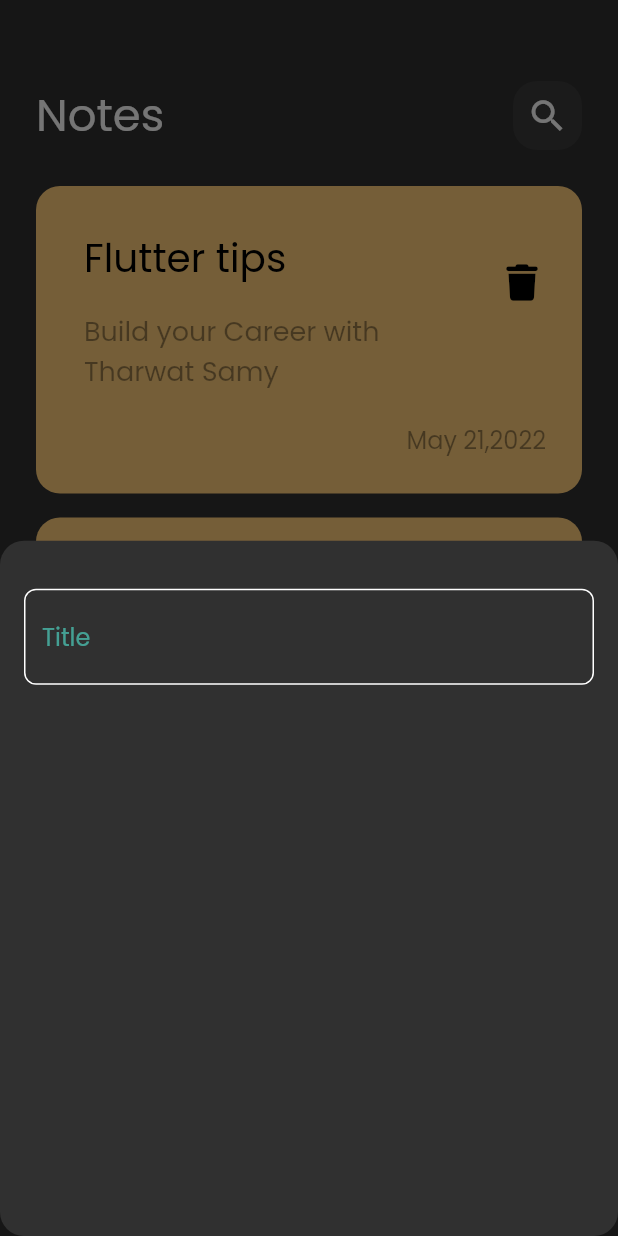
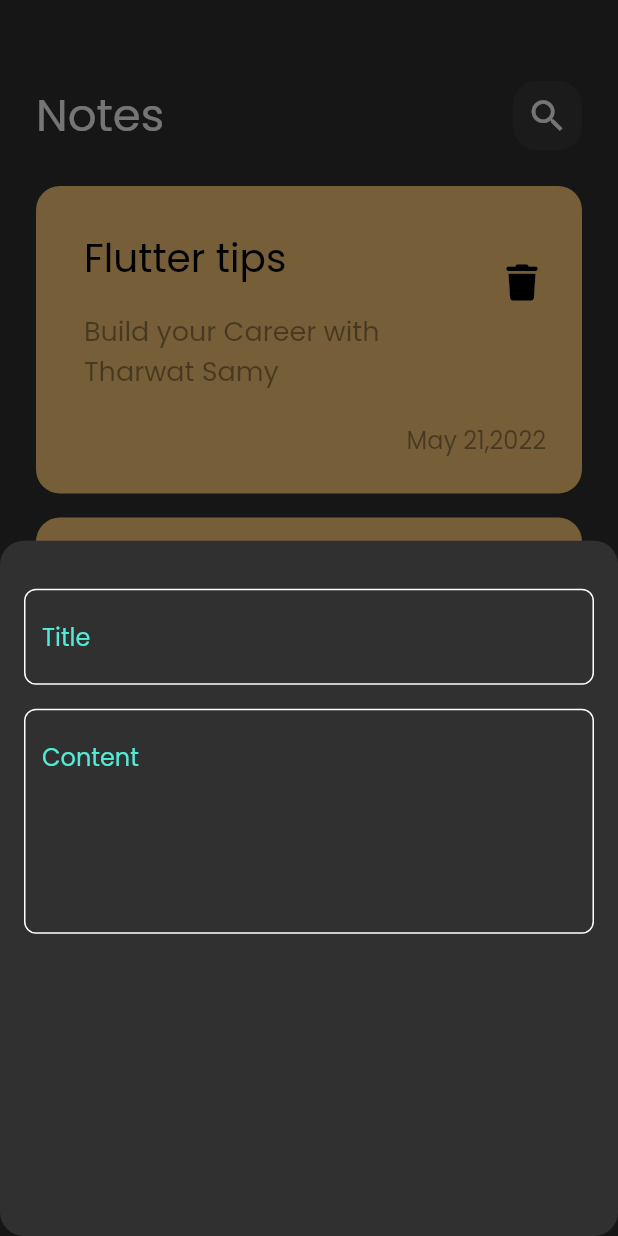
Before and after one commit to YNinja1/note_app, a Flutter app: the screen it shows after launch, after a tap on the "add" icon, on a phone screen of 412 x 824 dp. Run offline on Flutter 3.47's test engine with Material 3 defaults, Android fonts, the phone set to English and light mode, and no system bars; our stand-ins replace font_awesome_flutter.

Commit message:
adding fields to noteBottomSheet

```diff
--- a/lib/widgets/add_note_bottom_sheet.dart
+++ b/lib/widgets/add_note_bottom_sheet.dart
@@ -7,12 +7,22 @@ class AddNoteBottomSheet extends StatelessWidget {
   @override
   Widget build(BuildContext context) {
     return const Padding(
-      padding:  EdgeInsets.all(16),
+      padding: EdgeInsets.all(16),
       child: Column(
         children: [
-          SizedBox(height: 16,
+          SizedBox(
+            height: 16,
           ),
-      CustomTextField(),
+          CustomTextField(
+            hint: 'Title',
+          ),
+          SizedBox(
+            height: 16,
+          ),
+          CustomTextField(
+            hint: 'Content',
+            maxLines: 5,
+          ),
         ],
       ),
     );
--- a/lib/widgets/custom_text_field.dart
+++ b/lib/widgets/custom_text_field.dart
@@ -2,16 +2,19 @@ import 'package:flutter/material.dart';
 import 'package:note_app/constants.dart';
 
 class CustomTextField extends StatelessWidget {
-  const CustomTextField({super.key});
+  const CustomTextField({super.key, required this.hint, this.maxLines =1,});
 
+  final String hint;
+  final int maxLines;
   @override
   Widget build(BuildContext context) {
     return TextField(
+      maxLines: maxLines,
       cursorColor: kPrimaryColor,
       decoration: InputDecoration(
-        hintText: 'Title',
-        hintStyle: TextStyle(
-          color: kPrimaryColor.withOpacity(.6)
+        hintText: hint,
+        hintStyle: const TextStyle(
+          color: kPrimaryColor
         ),
         enabledBorder: buildBorder(),
         focusedBorder: buildBorder(color: kPrimaryColor),
```
